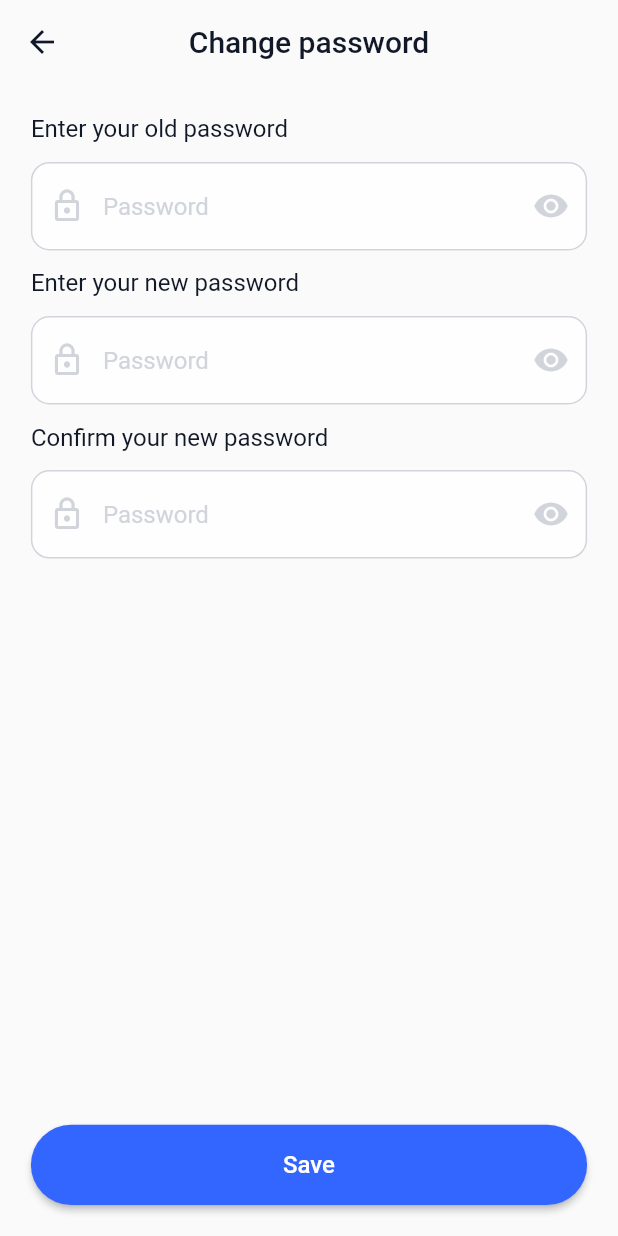
After one commit to Mohaned88/jobsque, a Flutter app: the ChangePasswordScreen screen opened by its route, on a phone screen of 412 x 824 dp. The commit adds this screen. Run offline on Flutter 3.47's test engine with Material 2 defaults, Android fonts, the phone set to English and light mode, and no system bars; our stand-ins replace banner_carousel, bloc, dio, dotted_border, dotted_line, easy_rich_text and 9 more; accounts and stored records are empty.

Commit message:
Initial commit

```diff
--- a/lib/02_view/01_presentation/03_body/profile_tabs/05_login_and_security.dart
+++ b/lib/02_view/01_presentation/03_body/profile_tabs/05_login_and_security.dart
@@ -74,7 +74,9 @@ class LoginNSecurityScreen extends StatelessWidget {
                 ),
                 LoginNSecurityWidget(
                   settingTitle: AppStrings.loginNSecurityChangePassword,
-                  onTap: (){},
+                  onTap: (){
+                    Navigator.pushNamed(context, AppRoutes.profileLoginNSecurityChangePassRoute);
+                  },
                 ),
                 LoginNSecurityWidget(
                   settingTitle: AppStrings.loginNSecurity2StepVerification,
--- /dev/null
+++ b/lib/02_view/01_presentation/03_body/profile_tabs/login_and_security_tabs/03_change_password.dart
@@ -0,0 +1,194 @@
+import 'package:flutter/material.dart';
+import 'package:flutter_bloc/flutter_bloc.dart';
+import 'package:jobsque/02_view/05_styles/colors.dart';
+import 'package:jobsque/03_controller/03_cubit/auth/auth_cubit.dart';
+import 'package:jobsque/03_controller/03_cubit/shared/shared_prefs_cubit.dart';
+import 'package:sizer/sizer.dart';
+
+import '../../../../../03_controller/01_helper/validation.dart';
+import '../../../../../03_controller/03_cubit/widgets/account/textfield/text_field_cubit.dart';
+import '../../../../../03_controller/03_cubit/widgets/account/textfield/text_field_states.dart';
+import '../../../../03_widgets/custom_elevated_button.dart';
+import '../../../../03_widgets/custom_text.dart';
+import '../../../../03_widgets/custom_text_field.dart';
+import '../../../../04_utilities/res/strings.dart';
+
+class ChangePasswordScreen extends StatefulWidget {
+  const ChangePasswordScreen({Key? key}) : super(key: key);
+
+  @override
+  State<ChangePasswordScreen> createState() => _ChangePasswordScreenState();
+}
+
+class _ChangePasswordScreenState extends State<ChangePasswordScreen> {
+  TextEditingController currentPassController = TextEditingController();
+  TextEditingController newPassController = TextEditingController();
+  TextEditingController confirmPassController = TextEditingController();
+
+  GlobalKey<FormState> formKey = GlobalKey<FormState>();
+
+  @override
+  Widget build(BuildContext context) {
+    AuthCubit authCubit = AuthCubit.get(context);
+    SharedPCubit sharedPCubit = SharedPCubit.get(context);
+    TextFieldCubit textFieldCubit = TextFieldCubit.get(context);
+    return Scaffold(
+      appBar: AppBar(
+        leading: IconButton(
+          onPressed: () {
+            Navigator.pop(context);
+          },
+          icon: const Icon(
+            Icons.arrow_back,
+            color: AppColors.kPrimaryBlack,
+          ),
+        ),
+        title: const CustomText(
+          text: AppStrings.loginNSecurityChangePassword,
+          fontWeight: FontWeight.w500,
+          fontSize: 20,
+          height: 1.2,
+          color: AppColors.kPrimaryBlack,
+        ),
+        centerTitle: true,
+        backgroundColor: Colors.transparent,
+        elevation: 0,
+      ),
+      body: Padding(
+        padding: EdgeInsets.all(5.w),
+        child: Stack(
+          fit: StackFit.expand,
+          children: [
+            CustomScrollView(
+              slivers: [
+                SliverList(
+                  delegate: SliverChildListDelegate(
+                    [
+                      Form(
+                        key: formKey,
+                        child: Column(
+                          crossAxisAlignment: CrossAxisAlignment.stretch,
+                          mainAxisSize: MainAxisSize.max,
+                          children: [
+                            const CustomText(
+                              text: AppStrings.changePasswordOldPassword,
+                              fontWeight: FontWeight.w400,
+                              fontSize: 16,
+                              color: AppColors.kPrimaryBlack,
+                            ),
+                            SizedBox(height: 3.w),
+                            BlocConsumer<TextFieldCubit, TextFieldStates>(
+                              listener: (context, state) {},
+                              builder: (context, state) => CustomTextField(
+                                enabledBorderColor: AppColors.lightGrey,
+                                focusedBorderColor: AppColors.kPrimaryColor,
+                                errorBorderColor: AppColors.red,
+                                prefixIcon: Icons.lock_outline,
+                                hintText: AppStrings.password,
+                                hintColor: AppColors.lightGrey,
+                                prefixIconColor: AppColors.lightGrey,
+                                suffixIcon: textFieldCubit.cpSuffixIcons[0],
+                                suffixIconColor: AppColors.lightGrey,
+                                borderRadius: 3.w,
+                                validator: (value) => oldPasswordValidation(value,context),
+                                controller: currentPassController,
+                                obscureText: textFieldCubit.cpFieldsObscure[0],
+                                suffixOnPressed: () {
+                                  textFieldCubit
+                                      .changePasswordVisibilityChange(0);
+                                },
+                              ),
+                            ),
+                            SizedBox(height: 3.w),
+                            const CustomText(
+                              text: AppStrings.changePasswordNewPassword,
+                              fontWeight: FontWeight.w400,
+                              fontSize: 16,
+                              color: AppColors.kPrimaryBlack,
+                            ),
+                            SizedBox(height: 3.w),
+                            BlocConsumer<TextFieldCubit, TextFieldStates>(
+                              listener: (context, state) {},
+                              builder: (context, state) => CustomTextField(
+                                enabledBorderColor: AppColors.lightGrey,
+                                focusedBorderColor: AppColors.kPrimaryColor,
+                                errorBorderColor: AppColors.red,
+                                prefixIcon: Icons.lock_outline,
+                                hintText: AppStrings.password,
+                                hintColor: AppColors.lightGrey,
+                                prefixIconColor: AppColors.lightGrey,
+                                suffixIcon: textFieldCubit.cpSuffixIcons[1],
+                                suffixIconColor: AppColors.lightGrey,
+                                borderRadius: 3.w,
+                                validator: (value) => passwordValidation(value),
+                                controller: newPassController,
+                                obscureText: textFieldCubit.cpFieldsObscure[1],
+                                suffixOnPressed: () {
+                                  textFieldCubit
+                                      .changePasswordVisibilityChange(1);
+                                },
+                              ),
+                            ),
+                            SizedBox(height: 3.w),
+                            const CustomText(
+                              text: AppStrings.changePasswordConfirmPassword,
+                              fontWeight: FontWeight.w400,
+                              fontSize: 16,
+                              color: AppColors.kPrimaryBlack,
+                            ),
+                            SizedBox(height: 3.w),
+                            BlocConsumer<TextFieldCubit, TextFieldStates>(
+                              listener: (context, state) {},
+                              builder: (context, state) => CustomTextField(
+                                enabledBorderColor: AppColors.lightGrey,
+                                focusedBorderColor: AppColors.kPrimaryColor,
+                                errorBorderColor: AppColors.red,
+                                prefixIcon: Icons.lock_outline,
+                                hintText: AppStrings.password,
+                                hintColor: AppColors.lightGrey,
+                                prefixIconColor: AppColors.lightGrey,
+                                suffixIcon: textFieldCubit.cpSuffixIcons[2],
+                                suffixIconColor: AppColors.lightGrey,
+                                borderRadius: 3.w,
+                                validator: (value) => confirmPassValidation(value, newPassController.text),
+                                controller: confirmPassController,
+                                obscureText: textFieldCubit.cpFieldsObscure[2],
+                                suffixOnPressed: () {
+                                  textFieldCubit
+                                      .changePasswordVisibilityChange(2);
+                                },
+                              ),
+                            ),
+                            SizedBox(height: 3.w),
+                          ],
+                        ),
+                      ),
+                    ],
+                  ),
+                ),
+              ],
+            ),
+            Positioned(
+              bottom: 0,
+              child: CustomElevatedButton(
+                onPressed: () {
+                  if (formKey.currentState!.validate()) {
+                    ///////////////////////////////////////////////////////////////////
+                  }
+                },
+                label: AppStrings.editProfileSave,
+                width: 90.w,
+                alignment: Alignment.center,
+                height: 13.w,
+                borderRadius: 10.w,
+                backgroundColor: AppColors.kPrimaryColor,
+                labelFontSize: 16,
+                labelFontWeight: FontWeight.w500,
+              ),
+            ),
+          ],
+        ),
+      ),
+    );
+  }
+}
--- a/lib/02_view/04_utilities/res/strings.dart
+++ b/lib/02_view/04_utilities/res/strings.dart
@@ -64,6 +64,7 @@ class AppStrings {
 
   // Password messages
   static const String shortPassword = "Short Password";
+  static const String passwordsNotEqual = "Doesn't match old password";
   static const String mustEqualPassword = "The two passwords must be equal";
 
   // Email messages
@@ -411,6 +412,9 @@ class AppStrings {
   static const String emailAddressMainEmailAddress = 'Main e-mail address';
   static const String phoneNumberMainPhoneNumber = 'Main phone number';
   static const String phoneNumberResetMsg = 'Use the phone number to reset your password';
+  static const String changePasswordOldPassword = 'Enter your old password';
+  static const String changePasswordNewPassword = 'Enter your new password';
+  static const String changePasswordConfirmPassword = 'Confirm your new password';
   static const String twoStepVerificationSecureMsg = 'Secure your account with two-step verification';
   static const String twoStepVerificationGSTR1 = 'Two-step verification provides additional security by asking for a verification code every time you log in on another device.';
   static const String twoStepVerificationGSTR2 = 'Adding a phone number or using an authenticator will help keep your account safe from harm.';
--- a/lib/03_controller/00_navigation/router.dart
+++ b/lib/03_controller/00_navigation/router.dart
@@ -14,6 +14,7 @@ import 'package:jobsque/02_view/01_presentation/03_body/profile_tabs/04_notifica
 import 'package:jobsque/02_view/01_presentation/03_body/profile_tabs/05_login_and_security.dart';
 import 'package:jobsque/02_view/01_presentation/03_body/profile_tabs/login_and_security_tabs/01_email_update.dart';
 import 'package:jobsque/02_view/01_presentation/03_body/profile_tabs/login_and_security_tabs/02_phone_number_update.dart';
+import 'package:jobsque/02_view/01_presentation/03_body/profile_tabs/login_and_security_tabs/03_change_password.dart';
 import 'package:jobsque/02_view/01_presentation/03_body/profile_tabs/privacy_policy.dart';
 import 'package:jobsque/02_view/01_presentation/03_body/profile_tabs/terms_and_conditions.dart';
 //---------------------------OnBoarding
@@ -189,6 +190,11 @@ Route<dynamic> onGenerate(RouteSettings routeSettings) {
           builder: (context) => const PhoneNoUpdateScreen(),
           settings: routeSettings,
         );
+      case AppRoutes.profileLoginNSecurityChangePassRoute:
+        return MaterialPageRoute(
+          builder: (context) => const ChangePasswordScreen(),
+          settings: routeSettings,
+        );
 
     case AppRoutes.profileTermsNConditionsRoute:
       return MaterialPageRoute(
--- a/lib/03_controller/00_navigation/routes.dart
+++ b/lib/03_controller/00_navigation/routes.dart
@@ -41,6 +41,7 @@ class AppRoutes {
   static const String profileLoginNSecurityRoute = "profileLoginNSecurityRoute";
     static const String profileLoginNSecurityEmailAddressRoute = "profileLoginNSecurityEmailAddressRoute";
     static const String profileLoginNSecurityPhoneNoRoute = "profileLoginNSecurityPhoneNoRoute";
+    static const String profileLoginNSecurityChangePassRoute = "profileLoginNSecurityChangePassRoute";
   static const String profileTermsNConditionsRoute = "profileTermsNConditionsRoute";
   static const String profilePrivacyPolicyRoute = "profilePrivacyPolicyRoute";
 }
--- a/lib/03_controller/01_helper/validation.dart
+++ b/lib/03_controller/01_helper/validation.dart
@@ -1,4 +1,7 @@
+import 'package:flutter/material.dart';
+
 import '../../02_view/04_utilities/res/strings.dart';
+import '../03_cubit/auth/auth_cubit.dart';
 
 String? nameValidation(String value) {
   if(value.isEmpty){
@@ -19,6 +22,14 @@ String? passwordValidation(String value) {
   }
   return null;
 }
+
+String? oldPasswordValidation(String value,BuildContext context) {
+  if (value != AuthCubit.get(context).userModel.password) {
+    return AppStrings.passwordsNotEqual;
+  }
+  return null;
+}
+
 
 String? confirmPassValidation(String value,String pass) {
   if (value != pass) {
--- a/lib/03_controller/03_cubit/widgets/account/textfield/text_field_cubit.dart
+++ b/lib/03_controller/03_cubit/widgets/account/textfield/text_field_cubit.dart
@@ -14,6 +14,8 @@ class TextFieldCubit extends Cubit<TextFieldStates> {
   Color borderColor = AppColors.kPrimaryColor;
   Color passCheckTextColor = AppColors.midLightGrey;
 
+  List<bool> cpFieldsObscure = List.generate(3, (index) => false);
+  List<IconData> cpSuffixIcons = List.generate(3, (index) => Icons.visibility);
 
   visibilityChange() {
       if (obscure == false) {
@@ -44,4 +46,17 @@ class TextFieldCubit extends Cubit<TextFieldStates> {
       emit(GoodPasswordState());
     }
   }
+
+  changePasswordVisibilityChange(int index) {
+    if (cpFieldsObscure[index] == false) {
+      cpFieldsObscure[index] = true;
+      cpSuffixIcons[index] = Icons.visibility_off;
+      emit(ListItemObscureTextState());
+    } else {
+      cpFieldsObscure[index] =  false;
+      cpSuffixIcons[index] = Icons.visibility;
+      emit(ListItemVisibleTextState());
+    }
+  }
+
 }
--- a/lib/03_controller/03_cubit/widgets/account/textfield/text_field_states.dart
+++ b/lib/03_controller/03_cubit/widgets/account/textfield/text_field_states.dart
@@ -8,3 +8,6 @@ class VisibleTextState extends TextFieldStates{}
 class EmptyPasswordState extends TextFieldStates{}
 class GoodPasswordState extends TextFieldStates{}
 class BadPasswordState extends TextFieldStates{}
+
+class ListItemObscureTextState extends TextFieldStates{}
+class ListItemVisibleTextState extends TextFieldStates{}
```
